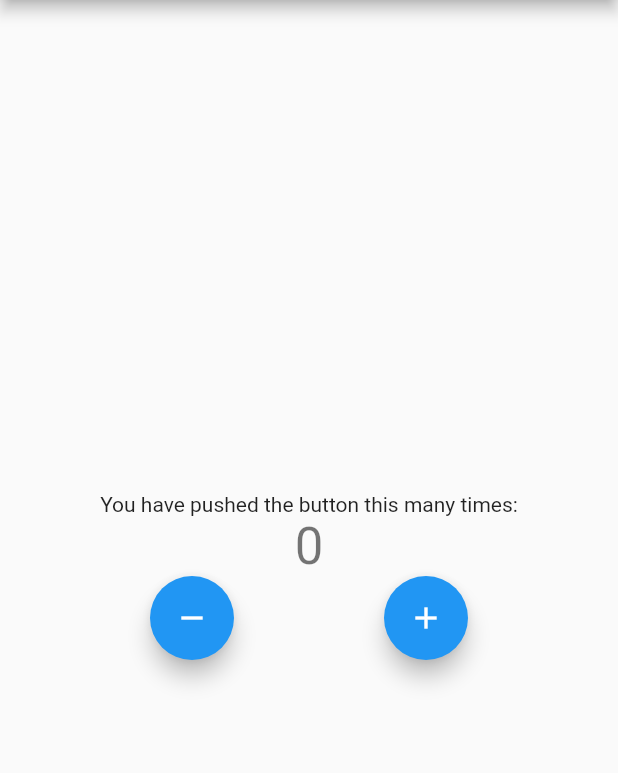
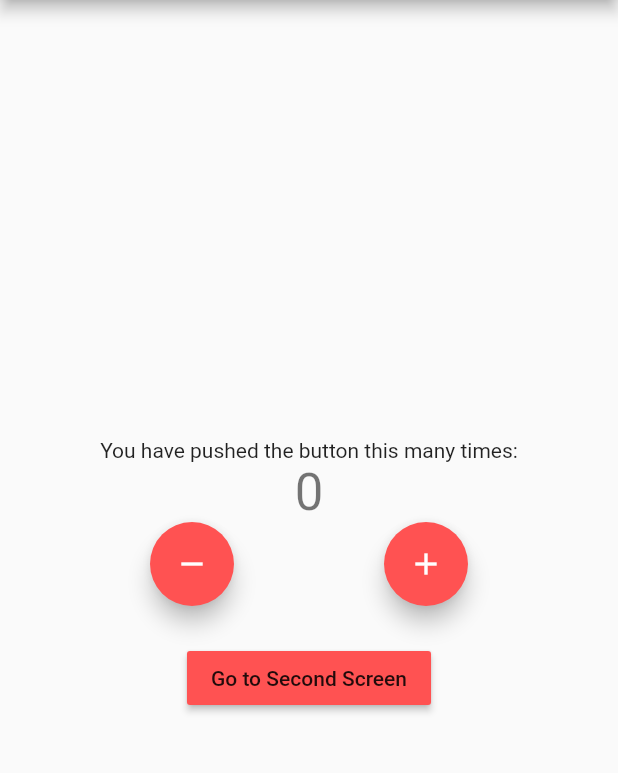
Before and after one commit to plumber0/fluttery_bloc, a Flutter app: the screen it shows after launch, on a phone screen of 412 x 824 dp, the part 84-857 px from its top. Run offline on Flutter 3.47's test engine with Material 2 defaults, Android fonts, the phone set to English and light mode, and no system bars; our stand-ins replace bloc, equatable, flutter_bloc.

Commit message:
change architecture

```diff
--- a/lib/main.dart
+++ b/lib/main.dart
@@ -1,6 +1,8 @@
 import 'package:flutter/material.dart';
 import 'package:flutter_bloc/flutter_bloc.dart';
-import 'package:fluttery_bloc/cubit/counter_cubit.dart';
+
+import 'logic/cubit/counter_cubit.dart';
+import 'presentation/screen/home_screen.dart';
 
 void main() {
   runApp(MyApp());
@@ -17,76 +19,9 @@ class MyApp extends StatelessWidget {
           primarySwatch: Colors.blue,
           visualDensity: VisualDensity.adaptivePlatformDensity,
         ),
-        home: MyHomePage(title: 'Flutter Demo Home Page'),
-      ),
-    );
-  }
-}
-
-class MyHomePage extends StatefulWidget {
-  MyHomePage({Key key, this.title}) : super(key: key);
-
-  final String title;
-
-  @override
-  _MyHomePageState createState() => _MyHomePageState();
-}
-
-class _MyHomePageState extends State<MyHomePage> {
-  @override
-  Widget build(BuildContext context) {
-    return Scaffold(
-      appBar: AppBar(
-        title: Text(widget.title),
-      ),
-      body: Center(
-        child: Column(
-          mainAxisAlignment: MainAxisAlignment.center,
-          children: <Widget>[
-            Text(
-              'You have pushed the button this many times:',
-            ),
-            BlocConsumer<CounterCubit, CounterState>(
-              listener: (context, state) {
-                if (state.wasIncremented == true) {
-                  Scaffold.of(context).showSnackBar(SnackBar(
-                    content: Text('Incremented!'),
-                    duration: Duration(microseconds: 300),
-                  ));
-                } else if (state.wasIncremented == false) {
-                  Scaffold.of(context).showSnackBar(SnackBar(
-                    content: Text('Decremented!'),
-                    duration: Duration(microseconds: 300),
-                  ));
-                }
-              },
-              builder: (context, state) {
-                return Text(
-                  state.counterValue.toString(),
-                  style: Theme.of(context).textTheme.headline4,
-                );
-              },
-            ),
-            Row(
-              mainAxisAlignment: MainAxisAlignment.spaceEvenly,
-              children: [
-                FloatingActionButton(
-                  onPressed: () {
-                    BlocProvider.of<CounterCubit>(context).decrement();
-                  },
-                  tooltip: 'Decrement',
-                  child: Icon(Icons.remove),
-                ),
-                FloatingActionButton(
-                  onPressed: () {
-                    BlocProvider.of<CounterCubit>(context).increment();
-                  },
-                  tooltip: 'Increment',
-                  child: Icon(Icons.add),
-                ),
-              ],
-            )
-          ],
+        home: HomeScreen(
+          title: 'Flutter Demo Home Page',
+          color: Colors.redAccent,
         ),
       ),
     );
--- /dev/null
+++ b/lib/presentation/screen/home_screen.dart
@@ -0,0 +1,86 @@
+import 'package:flutter/material.dart';
+import 'package:flutter_bloc/flutter_bloc.dart';
+import 'package:fluttery_bloc/logic/cubit/counter_cubit.dart';
+
+class HomeScreen extends StatefulWidget {
+  HomeScreen({Key key, this.title, this.color}) : super(key: key);
+
+  final String title;
+  final Color color;
+
+  @override
+  _HomeScreenState createState() => _HomeScreenState();
+}
+
+class _HomeScreenState extends State<HomeScreen> {
+  @override
+  Widget build(BuildContext context) {
+    return Scaffold(
+      appBar: AppBar(
+        title: Text(widget.title),
+      ),
+      body: Center(
+        child: Column(
+          mainAxisAlignment: MainAxisAlignment.center,
+          children: <Widget>[
+            Text(
+              'You have pushed the button this many times:',
+            ),
+            BlocConsumer<CounterCubit, CounterState>(
+              listener: (context, state) {
+                if (state.wasIncremented == true) {
+                  Scaffold.of(context).showSnackBar(SnackBar(
+                    content: Text('Incremented!'),
+                    duration: Duration(microseconds: 300),
+                  ));
+                } else if (state.wasIncremented == false) {
+                  Scaffold.of(context).showSnackBar(SnackBar(
+                    content: Text('Decremented!'),
+                    duration: Duration(microseconds: 300),
+                  ));
+                }
+              },
+              builder: (context, state) {
+                return Text(
+                  state.counterValue.toString(),
+                  style: Theme.of(context).textTheme.headline4,
+                );
+              },
+            ),
+            Row(
+              mainAxisAlignment: MainAxisAlignment.spaceEvenly,
+              children: [
+                FloatingActionButton(
+                  heroTag: Text('${widget.title} #2'),
+                  backgroundColor: widget.color,
+                  onPressed: () {
+                    BlocProvider.of<CounterCubit>(context).decrement();
+                  },
+                  tooltip: 'Decrement',
+                  child: Icon(Icons.remove),
+                ),
+                FloatingActionButton(
+                  heroTag: Text('${widget.title} #2'),
+                  backgroundColor: widget.color,
+                  onPressed: () {
+                    BlocProvider.of<CounterCubit>(context).increment();
+                  },
+                  tooltip: 'Increment',
+                  child: Icon(Icons.add),
+                ),
+              ],
+            ),
+            SizedBox(
+              height: 24,
+            ),
+            MaterialButton(
+              color: widget.color,
+              onPressed: () {},
+              child: Text('Go to Second Screen'),
+            ),
+          ],
+        ),
+      ),
+    );
+  }
+}
--- /dev/null
+++ b/local_access.txt
@@ -0,0 +1 @@
+providing an instance of a bloc/cubit to a single screen (to its entire widget tree)
```
Also changed, not shown: blocListner.txt (renamed from lib/blocListner.dart), lib/logic/cubit/counter_cubit.dart (renamed from lib/cubit/counter_cubit.dart), lib/logic/cubit/counter_state.dart (renamed from lib/cubit/counter_state.dart), main-bloc.dart (renamed from lib/main-bloc.dart), main-cubit.dart (renamed from lib/main-cubit.dart), main-stream.dart (renamed from lib/main-stream.dart), 2 other files.
